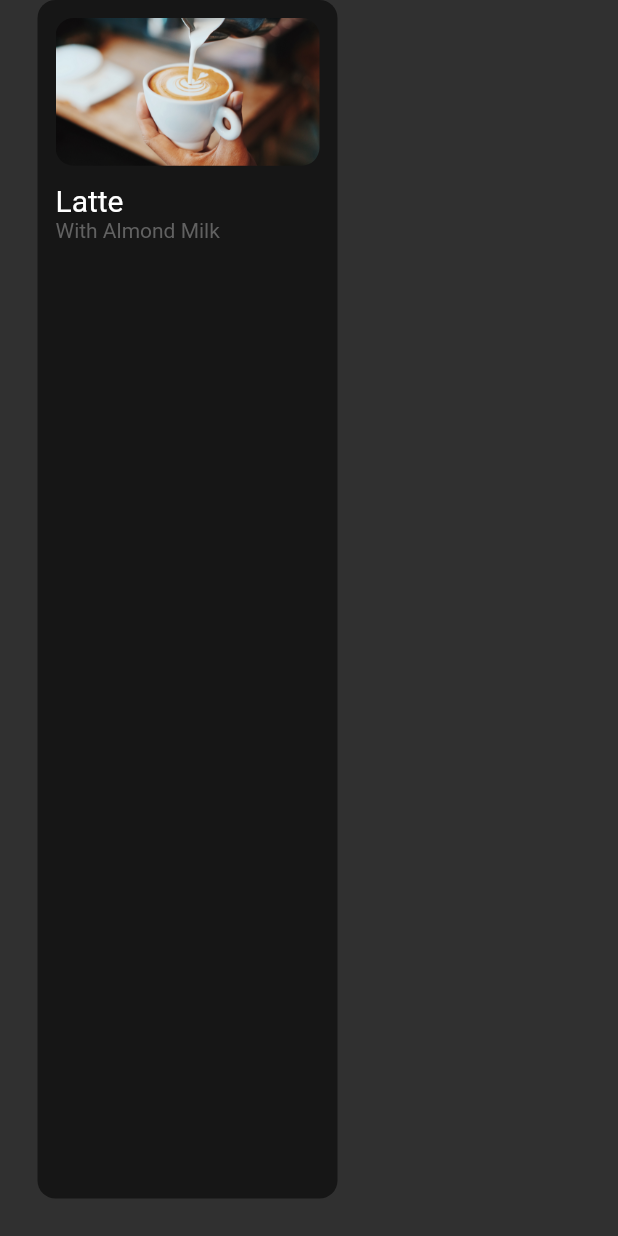
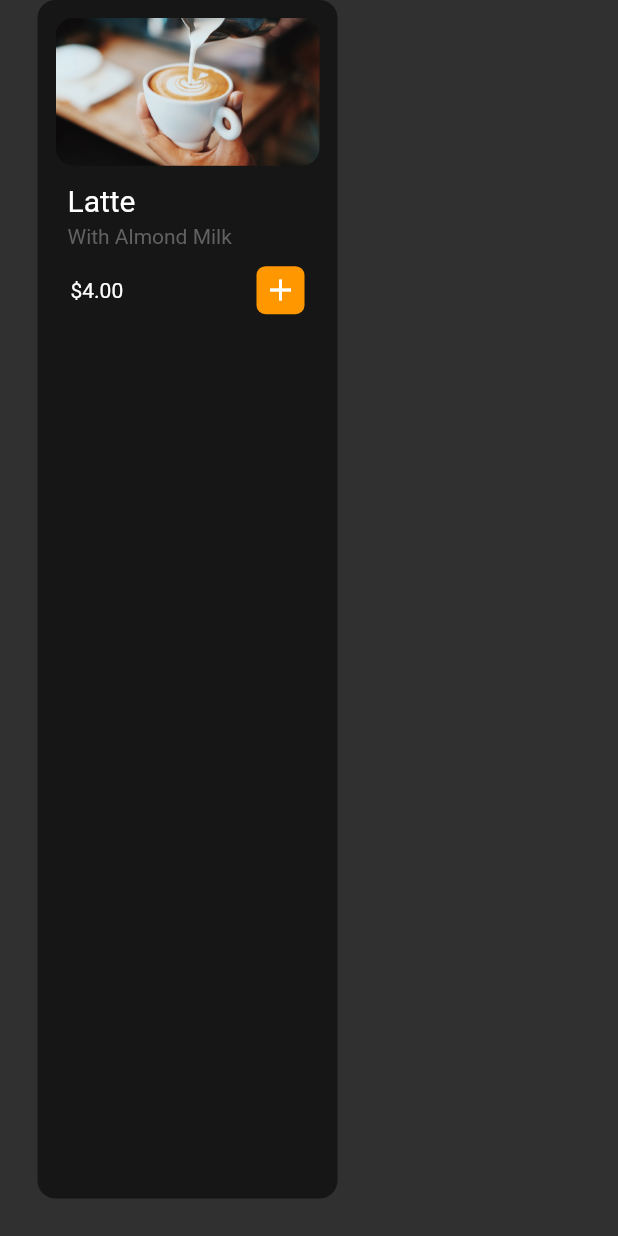
Before and after one commit to daniellekom/coffee_app_flutter, a Flutter app: the CoffeeTile widget shown alone on an empty page, opened directly, on a phone screen of 412 x 824 dp. Run offline on Flutter 3.47's test engine with Material 2 defaults, Android fonts, the phone set to English and light mode, and no system bars; our stand-ins replace google_fonts.

```diff
--- a/lib/util/coffe_tile.dart
+++ b/lib/util/coffe_tile.dart
@@ -10,23 +10,19 @@ class CoffeeTile extends StatelessWidget {
       child: Container(
         padding: EdgeInsets.all(12),
         width: 200,
-        decoration: BoxDecoration(
-            borderRadius: BorderRadius.circular(12),
-            color: Colors.black54
-        ),
+        decoration: BoxDecoration(borderRadius: BorderRadius.circular(12), color: Colors.black54),
         child: Column(
           crossAxisAlignment: CrossAxisAlignment.start,
           children: [
-
             // coffee image
             ClipRRect(
-            borderRadius: BorderRadius.circular(12),
-            child: Image.asset('lib/images/cappucino.jpg'),
-          ),
+              borderRadius: BorderRadius.circular(12),
+              child: Image.asset('lib/images/cappucino.jpg'),
+            ),
 
             // coffee name
             Padding(
-              padding: const EdgeInsets.symmetric(vertical: 12.0),
+              padding: const EdgeInsets.symmetric(vertical: 12.0, horizontal: 8),
               child: Column(
                 crossAxisAlignment: CrossAxisAlignment.start,
                 children: [
@@ -34,10 +30,33 @@ class CoffeeTile extends StatelessWidget {
                     'Latte',
                     style: TextStyle(fontSize: 20),
                   ),
-                   Text('With Almond Milk', style: TextStyle(color: Colors.grey[700]),),
+                  const SizedBox(
+                    height: 4,
+                  ),
+                  Text(
+                    'With Almond Milk',
+                    style: TextStyle(color: Colors.grey[700]),
+                  ),
                 ],
               ),
             ),
+            // price
+            Padding(
+              padding: const EdgeInsets.symmetric(horizontal: 10.0),
+              child: Row(
+                mainAxisAlignment: MainAxisAlignment.spaceBetween,
+                children:  [Text('\$4.00'),
+                  Container(
+                    padding: EdgeInsets.all(4),
+                  decoration: BoxDecoration(
+                      color:Colors.orange,
+                      borderRadius: BorderRadius.circular(6)
+                  ),
+                  child: Icon(Icons.add),
+                )
+                ],
+              ),
+            )
           ],
         ),
       ),
```
Also changed, not shown: lib/pages/home_page.dart (+14 -1 lines), lib/util/coffee_type.dart (added, +23 -0 lines).
